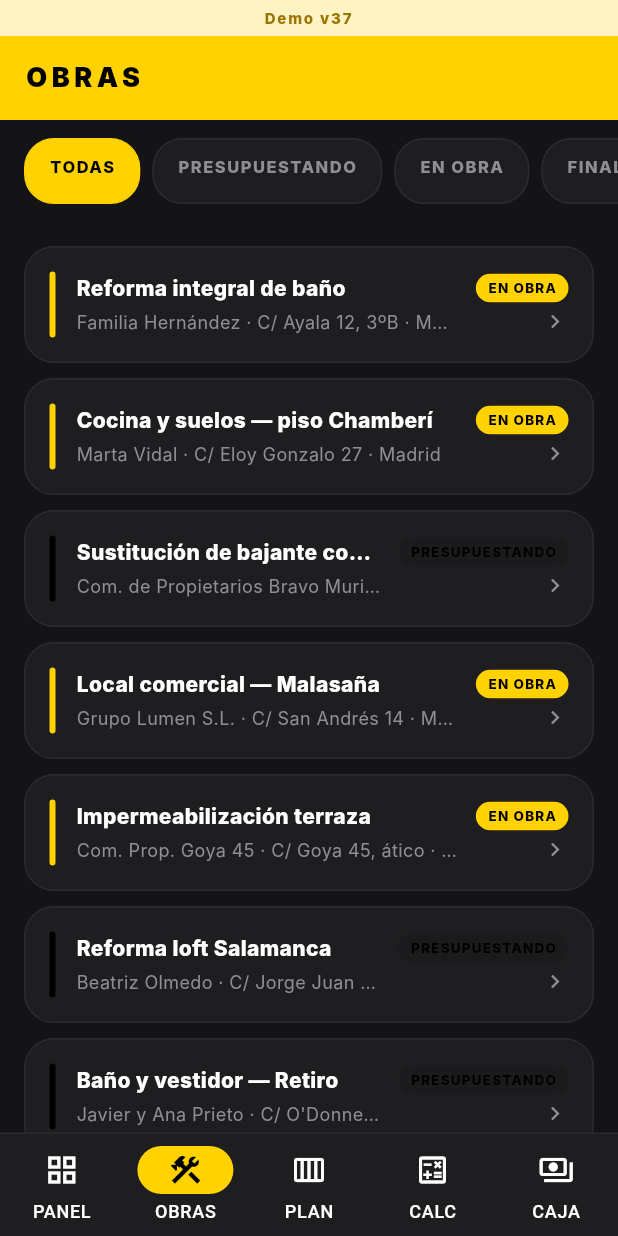
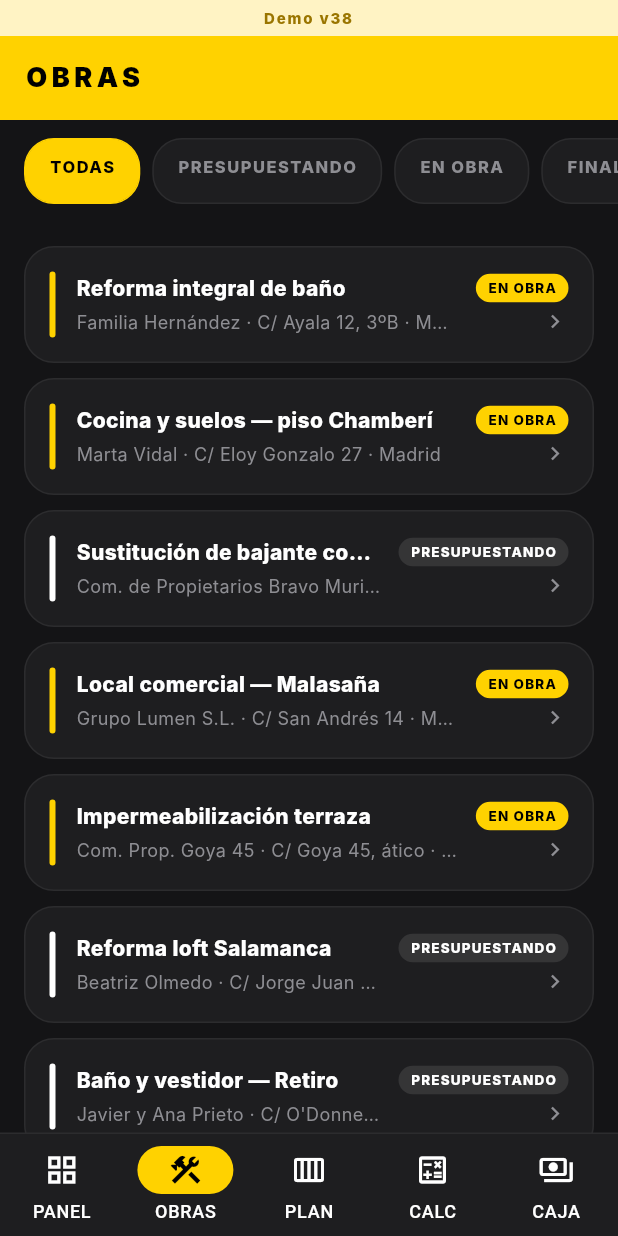
Before and after one commit to eduardovt99-code/Nexussolutions, a Flutter app: the MainShell screen opened directly, item 2 of the bottom bar chosen, on a phone screen of 412 x 824 dp. Run offline on Flutter 3.47's test engine with Material 3 defaults, Android fonts, the light colour scheme and no system bars; our stand-ins replace shared_preferences; accounts and stored records are empty; Roboto replaces fonts that are missing (Inter).

Commit message:
style: change quoting status color to white in dark mode and bump version to 38

```diff
--- a/lib/demo_version.dart
+++ b/lib/demo_version.dart
@@ -1,5 +1,5 @@
 /// Incrementar en cada release publicada para forzar recarga de demo en web.
 class DemoVersion {
-  static const String build = '37';
-  static const String label = 'Demo v37';
+  static const String build = '38';
+  static const String label = 'Demo v38';
 }
--- a/lib/theme/app_theme.dart
+++ b/lib/theme/app_theme.dart
@@ -76,7 +76,7 @@ class AppTheme {
   static Color worksiteStatusColor(String status) {
     switch (status) {
       case 'quoting':
-        return brandBlack;
+        return pureWhite;
       case 'active':
         return brandYellow;
       case 'completed':
```
